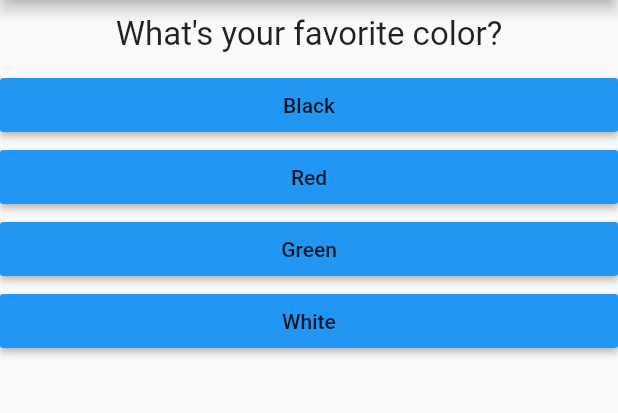
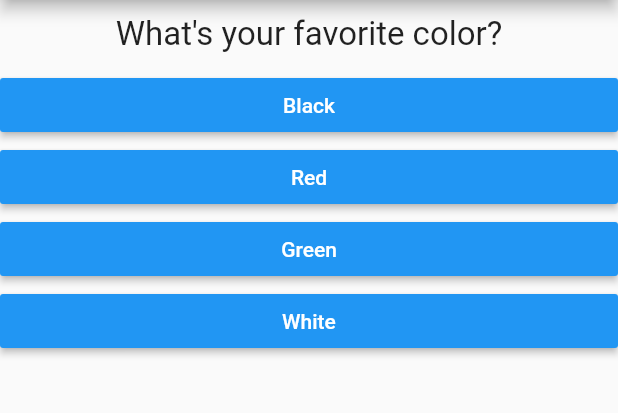
Before and after one commit to abhrp/quizzy, a Flutter app: the screen it shows after launch, on a phone screen of 412 x 824 dp, the part 84-497 px from its top. Run offline on Flutter 3.47's test engine with Material 2 defaults, Android fonts, the phone set to English and light mode, and no system bars.

Commit message:
Added widgets conditionally

```diff
--- a/lib/answer.dart
+++ b/lib/answer.dart
@@ -11,7 +11,7 @@ class Answer extends StatelessWidget {
     return Container(
       width: double.infinity,
       child: RaisedButton(
-        child: Text(answer),
+        child: Text(answer, style: TextStyle(color: Colors.white)),
         onPressed: clicked,
         color: Colors.blue,
       ),
--- a/lib/main.dart
+++ b/lib/main.dart
@@ -13,6 +13,20 @@ class QuizzyApp extends StatefulWidget {
 }
 
 class _QuizzyState extends State<QuizzyApp> {
+  final questions = const [
+    {
+      'question': 'What\'s your favorite color?',
+      'answers': ['Black', 'Red', 'Green', 'White']
+    },
+    {
+      'question': 'What\'s your favorite animal?',
+      'answers': ['Elephant', 'Tiger', 'Lion', 'Leopard']
+    },
+    {
+      'question': 'What\'s your favorite ice-cream?',
+      'answers': ['Vanilla', 'Butterscotch', 'Chocolate', 'Caramel']
+    }
+  ];
   var _questionIndex = 0;
 
   void _answerClicked() {
@@ -23,24 +37,11 @@ class _QuizzyState extends State<QuizzyApp> {
 
   @override
   Widget build(BuildContext context) {
-    const questions = [
-      {
-        'question': 'What\'s your favorite color?',
-        'answers': ['Black', 'Red', 'Green', 'White']
-      },
-      {
-        'question': 'What\'s your favorite animal?',
-        'answers': ['Elephant', 'Tiger', 'Lion', 'Leopard']
-      },
-      {
-        'question': 'What\'s your favorite ice-cream?',
-        'answers': ['Vanilla', 'Butterscotch', 'Chocolate', 'Caramel']
-      }
-    ];
     return MaterialApp(
       home: Scaffold(
         appBar: AppBar(title: Text('Quizzy')), //Appbar
-        body: Column(
+        body: _questionIndex < questions.length
+            ? Column(
           children: [
             Question(questions[_questionIndex]['question']),
             ...(questions[_questionIndex]['answers'] as List<String>)
@@ -48,6 +49,9 @@ class _QuizzyState extends State<QuizzyApp> {
               return Answer(_answerClicked, answer);
             }).toList()
           ],
+        )
+            : Center(
+          child: Text('You did it!'),
         ), //Column
       ), //Scaffold
     ); //MaterialApp
```
